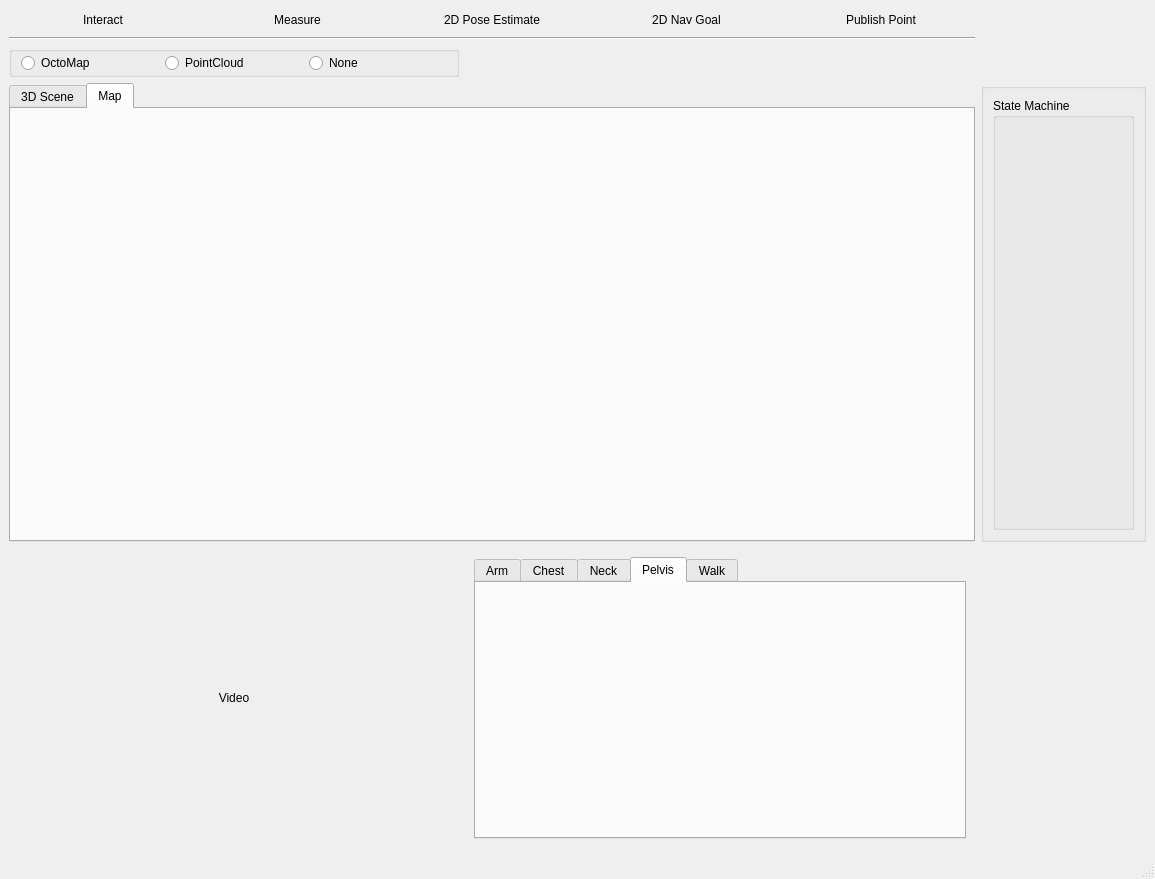
This is val_gui/src/val_gui.ui in WPI-Humanoid-Robotics-Lab/tough as Qt 5 draws it before an edit. The edited form follows.
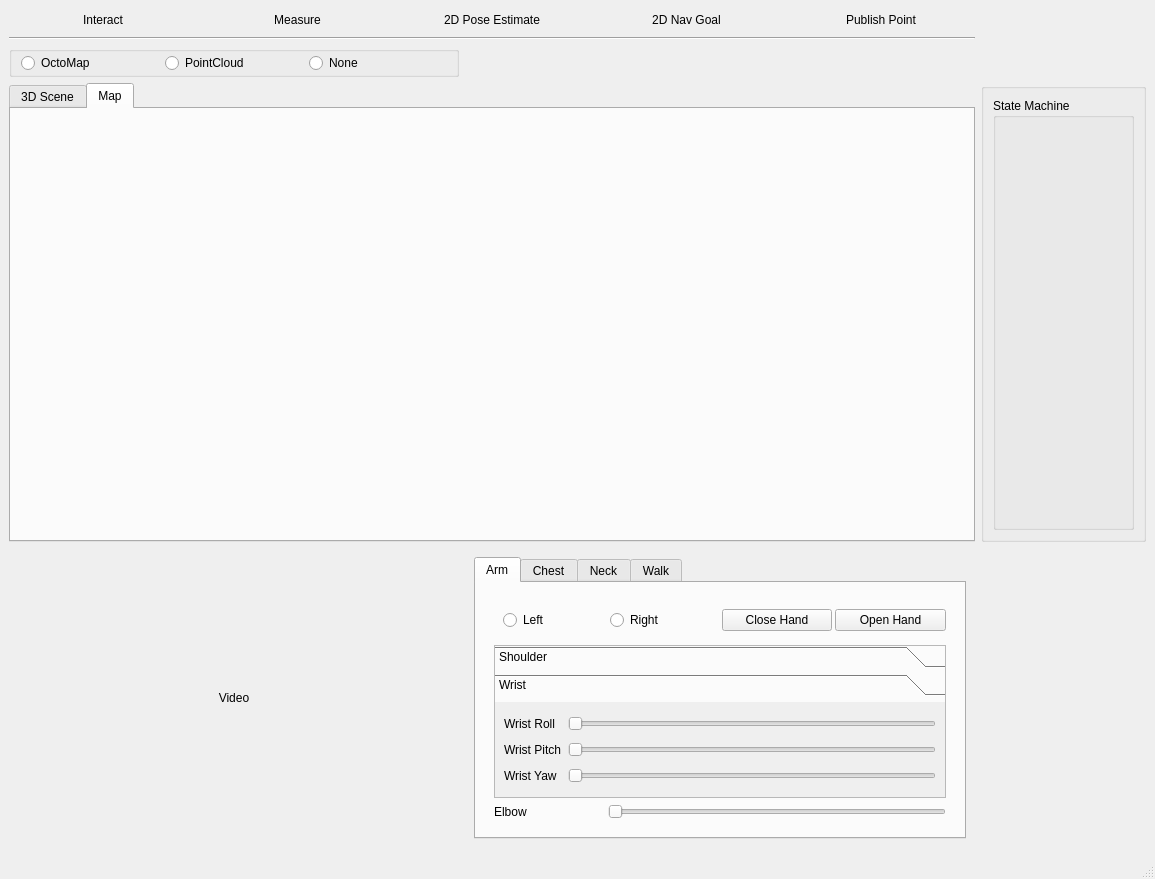
This is the edited form. The open tabs and pages were chosen to show the change.

Commit message: Arm controllers integrated. reading joint_state needs some more work

What changed in the file:
```diff
--- a/val_gui/src/val_gui.ui
+++ b/val_gui/src/val_gui.ui
@@ -373,7 +373,7 @@
                   <rect>
                    <x>0</x>
                    <y>0</y>
-                   <width>104</width>
+                   <width>437</width>
                    <height>87</height>
                   </rect>
                  </property>
@@ -578,15 +578,6 @@
            </item>
           </layout>
          </widget>
-         <widget class="QWidget" name="tabPelvis">
-          <property name="enabled">
-           <bool>true</bool>
-          </property>
-          <attribute name="title">
-           <string>Pelvis</string>
-          </attribute>
-          <layout class="QHBoxLayout" name="horizontalLayout_5"/>
-         </widget>
          <widget class="QWidget" name="tabWalk">
           <attribute name="title">
            <string>Walk</string>
```
Left out of the diff: 9 changed lines with no effect on the pictures. The commit also changes 2 other files.
